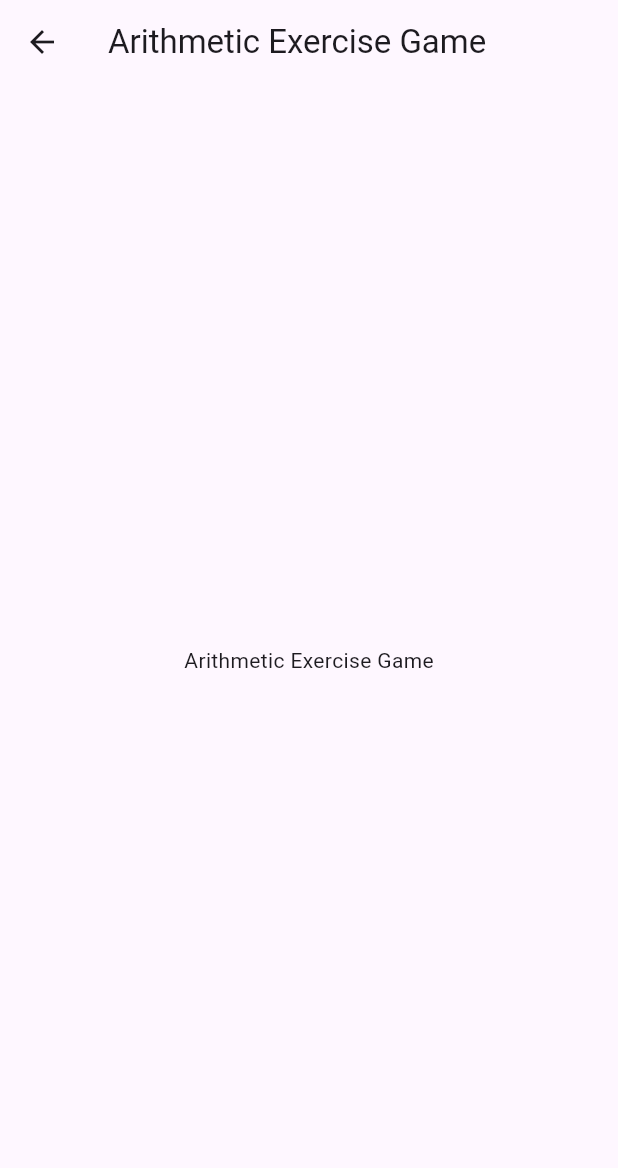
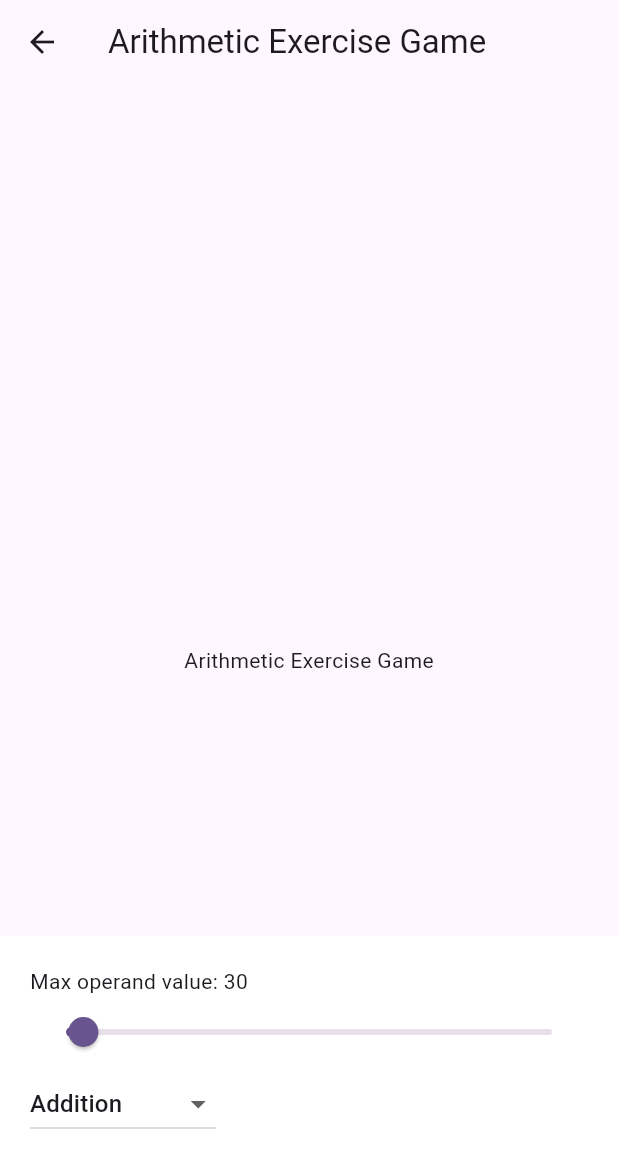
Before and after one commit to igorbasko01/flutter-arithmetic-expression-generator, a Flutter app: the ArithmeticExerciseGamePage screen opened directly, on a phone screen of 412 x 824 dp. Shown: the top 1168 px of the screen. Run offline on Flutter 3.47's test engine with Material 3 defaults, Android fonts, the phone set to English and light mode, and no system bars; our stand-ins replace flutter_bloc.

Commit message:
add bottom sheet settings for arithmetic exercise game, see #16 for details

```diff
--- a/lib/models/arithmetic_operation.dart
+++ b/lib/models/arithmetic_operation.dart
@@ -2,5 +2,21 @@ enum ArithmeticOperation {
   addition,
   subtraction,
   multiplication,
-  division,
+  division;
+
+  @override
+  String toString() {
+    switch (this) {
+      case ArithmeticOperation.addition:
+        return 'Addition';
+      case ArithmeticOperation.subtraction:
+        return 'Subtraction';
+      case ArithmeticOperation.multiplication:
+        return 'Multiplication';
+      case ArithmeticOperation.division:
+        return 'Division';
+      default:
+        return '';
+    }
+  }
 }
--- a/lib/screens/home/arithmetic_exercise_game.dart
+++ b/lib/screens/home/arithmetic_exercise_game.dart
@@ -1,3 +1,4 @@
+import 'package:arithmetic_expressions_generator/models/arithmetic_operation.dart';
 import 'package:flutter/material.dart';
 
 class ArithmeticExerciseGamePage extends StatefulWidget {
@@ -10,14 +11,60 @@ class ArithmeticExerciseGamePage extends StatefulWidget {
 
 class _ArithmeticExerciseGamePageState
     extends State<ArithmeticExerciseGamePage> {
+  int _maxOperandValue = 30;
+  ArithmeticOperation _selectedOperation = ArithmeticOperation.addition;
+
   @override
   Widget build(BuildContext context) {
     return Scaffold(
-        appBar: AppBar(
-          title: const Text('Arithmetic Exercise Game'),
-        ),
-        body: const Center(
-          child: Text('Arithmetic Exercise Game'),
-        ));
+      appBar: AppBar(
+        title: const Text('Arithmetic Exercise Game'),
+      ),
+      body: const Center(
+        child: Text('Arithmetic Exercise Game'),
+      ),
+      bottomSheet: _settings(),
+    );
+  }
+
+  Widget _settings() {
+    return BottomSheet(
+        onClosing: () {},
+        builder: (BuildContext sheetContext) {
+          return Container(
+              color: Colors.white,
+              height: 200.0,
+              width: double.infinity,
+              padding: const EdgeInsets.all(20.0),
+              child: Column(
+                  crossAxisAlignment: CrossAxisAlignment.start,
+                  children: [
+                    Text('Max operand value: $_maxOperandValue'),
+                    Slider(
+                        value: _maxOperandValue.toDouble(),
+                        min: 0,
+                        max: 1000,
+                        divisions: 200,
+                        label: '$_maxOperandValue',
+                        onChanged: (double value) {
+                          setState(() {
+                            _maxOperandValue = value.toInt();
+                          });
+                        }),
+                    DropdownButton<ArithmeticOperation>(
+                        value: _selectedOperation,
+                        items: ArithmeticOperation.values
+                            .map((ArithmeticOperation operation) {
+                          return DropdownMenuItem<ArithmeticOperation>(
+                              value: operation,
+                              child: Text(operation.toString()));
+                        }).toList(),
+                        onChanged: (ArithmeticOperation? operation) {
+                          setState(() {
+                            _selectedOperation = operation!;
+                          });
+                        })
+                  ]));
+        });
   }
 }
```
